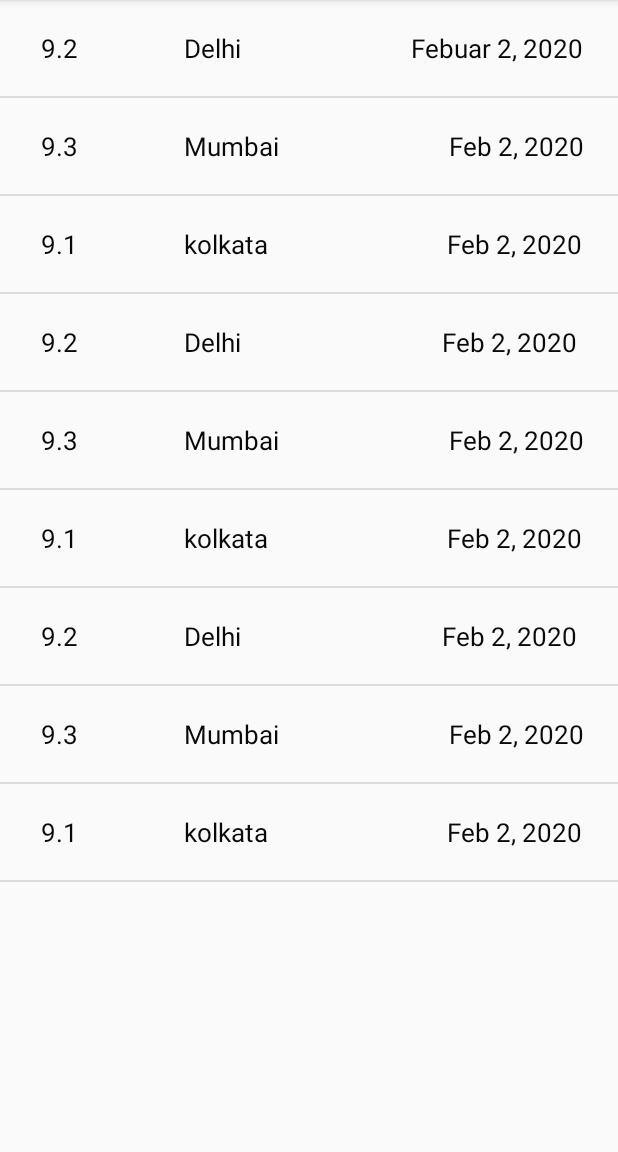
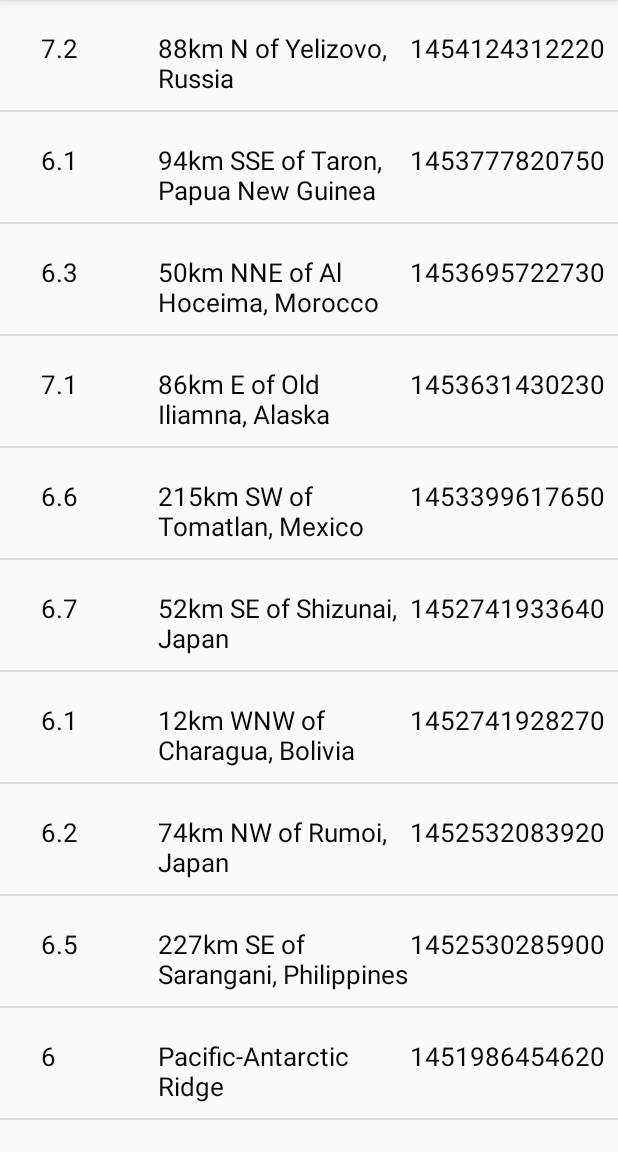
Before and after one commit to SamarpanDas/Instant-Earthquake-Tracker, an Android app: the screen it shows after launch (EarthquakeActivity), on a phone screen of 412 x 824 dp, the part 84-1236 px from its top. Run offline under Robolectric (Android 15) with nearby library versions, the phone set to English and light mode, and no system bars.

Commit message:
Parsed JSON response

```diff
--- a/app/src/main/java/com/example/android/quakereport/EarthquakeActivity.java
+++ b/app/src/main/java/com/example/android/quakereport/EarthquakeActivity.java
@@ -31,7 +31,9 @@ public class EarthquakeActivity extends AppCompatActivity {
         setContentView(R.layout.earthquake_activity);
 
         // Create a fake list of earthquake locations.
+        /*
         ArrayList<Input> earthquakes = new ArrayList<>();
+
         earthquakes.add(new Input(9.2,"Delhi", "Febuar 2, 2020"));
         earthquakes.add(new Input(9.3,"Mumbai", "Feb 2, 2020"));
         earthquakes.add(new Input(9.1,"kolkata", "Feb 2, 2020"));
@@ -41,6 +43,8 @@ public class EarthquakeActivity extends AppCompatActivity {
         earthquakes.add(new Input(9.2,"Delhi", "Feb 2, 2020"));
         earthquakes.add(new Input(9.3,"Mumbai", "Feb 2, 2020"));
         earthquakes.add(new Input(9.1,"kolkata", "Feb 2, 2020"));
+        */
+        ArrayList<Input> earthquakes = QueryUtils.extractEarthquakes();
 
 
         // Find a reference to the {@link ListView} in the layout
--- a/app/src/main/java/com/example/android/quakereport/Input.java
+++ b/app/src/main/java/com/example/android/quakereport/Input.java
@@ -1,18 +1,18 @@
 package com.example.android.quakereport;
 
 public class Input {
-    private double mMagnitude;
+    private String mMagnitude;
     private String mLocationName;
     private String mDate;
 
 
-    public Input(double vMagnitude, String vLocationName, String vDate) {
+    public Input(String vMagnitude, String vLocationName, String vDate) {
         mMagnitude = vMagnitude;
         mLocationName = vLocationName;
         mDate = vDate;
     }
 
-    public String getMagnitude() {return Double.toString(mMagnitude);}
+    public String getMagnitude() {return mMagnitude;}
     public String getLocationName() {
         return mLocationName;
     }
--- /dev/null
+++ b/app/src/main/java/com/example/android/quakereport/QueryUtils.java
@@ -0,0 +1,77 @@
+package com.example.android.quakereport;
+
+import android.util.Log;
+
+import org.json.JSONArray;
+import org.json.JSONObject;
+
+import java.util.ArrayList;
+
+public final class QueryUtils
+{
+
+
+    /** Sample JSON response for a USGS query */
+    private static final String SAMPLE_JSON_RESPONSE = "{\"type\":\"FeatureCollection\",\"metadata\":{\"generated\":1462295443000,\"url\":\"http://earthquake.usgs.gov/fdsnws/event/1/query?format=geojson&starttime=2016-01-01&endtime=2016-01-31&minmag=6&limit=10\",\"title\":\"USGS Earthquakes\",\"status\":200,\"api\":\"1.5.2\",\"limit\":10,\"offset\":1,\"count\":10},\"features\":[{\"type\":\"Feature\",\"properties\":{\"mag\":7.2,\"place\":\"88km N of Yelizovo, Russia\",\"time\":1454124312220,\"updated\":1460674294040,\"tz\":720,\"url\":\"http://earthquake.usgs.gov/earthquakes/eventpage/us20004vvx\",\"detail\":\"http://earthquake.usgs.gov/fdsnws/event/1/query?eventid=us20004vvx&format=geojson\",\"felt\":2,\"cdi\":3.4,\"mmi\":5.82,\"alert\":\"green\",\"status\":\"reviewed\",\"tsunami\":1,\"sig\":798,\"net\":\"us\",\"code\":\"20004vvx\",\"ids\":\",at00o1qxho,pt16030050,us20004vvx,gcmt20160130032510,\",\"sources\":\",at,pt,us,gcmt,\",\"types\":\",cap,dyfi,finite-fault,general-link,general-text,geoserve,impact-link,impact-text,losspager,moment-tensor,nearby-cities,origin,phase-data,shakemap,tectonic-summary,\",\"nst\":null,\"dmin\":0.958,\"rms\":1.19,\"gap\":17,\"magType\":\"mww\",\"type\":\"earthquake\",\"title\":\"M 7.2 - 88km N of Yelizovo, Russia\"},\"geometry\":{\"type\":\"Point\",\"coordinates\":[158.5463,53.9776,177]},\"id\":\"us20004vvx\"},\n" +
+            "{\"type\":\"Feature\",\"properties\":{\"mag\":6.1,\"place\":\"94km SSE of Taron, Papua New Guinea\",\"time\":1453777820750,\"updated\":1460156775040,\"tz\":600,\"url\":\"http://earthquake.usgs.gov/earthquakes/eventpage/us20004uks\",\"detail\":\"http://earthquake.usgs.gov/fdsnws/event/1/query?eventid=us20004uks&format=geojson\",\"felt\":null,\"cdi\":null,\"mmi\":4.1,\"alert\":\"green\",\"status\":\"reviewed\",\"tsunami\":1,\"sig\":572,\"net\":\"us\",\"code\":\"20004uks\",\"ids\":\",us20004uks,gcmt20160126031023,\",\"sources\":\",us,gcmt,\",\"types\":\",cap,geoserve,losspager,moment-tensor,nearby-cities,origin,phase-data,shakemap,tectonic-summary,\",\"nst\":null,\"dmin\":1.537,\"rms\":0.74,\"gap\":25,\"magType\":\"mww\",\"type\":\"earthquake\",\"title\":\"M 6.1 - 94km SSE of Taron, Papua New Guinea\"},\"geometry\":{\"type\":\"Point\",\"coordinates\":[153.2454,-5.2952,26]},\"id\":\"us20004uks\"},\n" +
+            "{\"type\":\"Feature\",\"properties\":{\"mag\":6.3,\"place\":\"50km NNE of Al Hoceima, Morocco\",\"time\":1453695722730,\"updated\":1460156773040,\"tz\":0,\"url\":\"http://earthquake.usgs.gov/earthquakes/eventpage/us10004gy9\",\"detail\":\"http://earthquake.usgs.gov/fdsnws/event/1/query?eventid=us10004gy9&format=geojson\",\"felt\":117,\"cdi\":7.2,\"mmi\":5.28,\"alert\":\"green\",\"status\":\"reviewed\",\"tsunami\":0,\"sig\":695,\"net\":\"us\",\"code\":\"10004gy9\",\"ids\":\",us10004gy9,gcmt20160125042203,\",\"sources\":\",us,gcmt,\",\"types\":\",cap,dyfi,geoserve,impact-text,losspager,moment-tensor,nearby-cities,origin,phase-data,shakemap,tectonic-summary,\",\"nst\":null,\"dmin\":2.201,\"rms\":0.92,\"gap\":20,\"magType\":\"mww\",\"type\":\"earthquake\",\"title\":\"M 6.3 - 50km NNE of Al Hoceima, Morocco\"},\"geometry\":{\"type\":\"Point\",\"coordinates\":[-3.6818,35.6493,12]},\"id\":\"us10004gy9\"},\n" +
+            "{\"type\":\"Feature\",\"properties\":{\"mag\":7.1,\"place\":\"86km E of Old Iliamna, Alaska\",\"time\":1453631430230,\"updated\":1460156770040,\"tz\":-540,\"url\":\"http://earthquake.usgs.gov/earthquakes/eventpage/us10004gqp\",\"detail\":\"http://earthquake.usgs.gov/fdsnws/event/1/query?eventid=us10004gqp&format=geojson\",\"felt\":1816,\"cdi\":7.2,\"mmi\":6.6,\"alert\":\"green\",\"status\":\"reviewed\",\"tsunami\":1,\"sig\":1496,\"net\":\"us\",\"code\":\"10004gqp\",\"ids\":\",at00o1gd6r,us10004gqp,ak12496371,gcmt20160124103030,\",\"sources\":\",at,us,ak,gcmt,\",\"types\":\",cap,dyfi,finite-fault,general-link,general-text,geoserve,impact-link,impact-text,losspager,moment-tensor,nearby-cities,origin,phase-data,shakemap,tectonic-summary,trump-origin,\",\"nst\":null,\"dmin\":0.72,\"rms\":2.11,\"gap\":19,\"magType\":\"mww\",\"type\":\"earthquake\",\"title\":\"M 7.1 - 86km E of Old Iliamna, Alaska\"},\"geometry\":{\"type\":\"Point\",\"coordinates\":[-153.4051,59.6363,129]},\"id\":\"us10004gqp\"},\n" +
+            "{\"type\":\"Feature\",\"properties\":{\"mag\":6.6,\"place\":\"215km SW of Tomatlan, Mexico\",\"time\":1453399617650,\"updated\":1459963829040,\"tz\":-420,\"url\":\"http://earthquake.usgs.gov/earthquakes/eventpage/us10004g4l\",\"detail\":\"http://earthquake.usgs.gov/fdsnws/event/1/query?eventid=us10004g4l&format=geojson\",\"felt\":11,\"cdi\":2.7,\"mmi\":3.92,\"alert\":\"green\",\"status\":\"reviewed\",\"tsunami\":1,\"sig\":673,\"net\":\"us\",\"code\":\"10004g4l\",\"ids\":\",at00o1bebo,pt16021050,us10004g4l,gcmt20160121180659,\",\"sources\":\",at,pt,us,gcmt,\",\"types\":\",cap,dyfi,geoserve,impact-link,impact-text,losspager,moment-tensor,nearby-cities,origin,phase-data,shakemap,tectonic-summary,\",\"nst\":null,\"dmin\":2.413,\"rms\":0.98,\"gap\":74,\"magType\":\"mww\",\"type\":\"earthquake\",\"title\":\"M 6.6 - 215km SW of Tomatlan, Mexico\"},\"geometry\":{\"type\":\"Point\",\"coordinates\":[-106.9337,18.8239,10]},\"id\":\"us10004g4l\"},\n" +
+            "{\"type\":\"Feature\",\"properties\":{\"mag\":6.7,\"place\":\"52km SE of Shizunai, Japan\",\"time\":1452741933640,\"updated\":1459304879040,\"tz\":540,\"url\":\"http://earthquake.usgs.gov/earthquakes/eventpage/us10004ebx\",\"detail\":\"http://earthquake.usgs.gov/fdsnws/event/1/query?eventid=us10004ebx&format=geojson\",\"felt\":51,\"cdi\":5.8,\"mmi\":6.45,\"alert\":\"green\",\"status\":\"reviewed\",\"tsunami\":1,\"sig\":720,\"net\":\"us\",\"code\":\"10004ebx\",\"ids\":\",us10004ebx,pt16014050,at00o0xauk,gcmt20160114032534,\",\"sources\":\",us,pt,at,gcmt,\",\"types\":\",associate,cap,dyfi,geoserve,impact-link,impact-text,losspager,moment-tensor,nearby-cities,origin,phase-data,shakemap,\",\"nst\":null,\"dmin\":0.281,\"rms\":0.98,\"gap\":22,\"magType\":\"mww\",\"type\":\"earthquake\",\"title\":\"M 6.7 - 52km SE of Shizunai, Japan\"},\"geometry\":{\"type\":\"Point\",\"coordinates\":[142.781,41.9723,46]},\"id\":\"us10004ebx\"},\n" +
+            "{\"type\":\"Feature\",\"properties\":{\"mag\":6.1,\"place\":\"12km WNW of Charagua, Bolivia\",\"time\":1452741928270,\"updated\":1459304879040,\"tz\":-240,\"url\":\"http://earthquake.usgs.gov/earthquakes/eventpage/us10004ebw\",\"detail\":\"http://earthquake.usgs.gov/fdsnws/event/1/query?eventid=us10004ebw&format=geojson\",\"felt\":3,\"cdi\":2.2,\"mmi\":2.21,\"alert\":\"green\",\"status\":\"reviewed\",\"tsunami\":0,\"sig\":573,\"net\":\"us\",\"code\":\"10004ebw\",\"ids\":\",us10004ebw,gcmt20160114032528,\",\"sources\":\",us,gcmt,\",\"types\":\",cap,dyfi,geoserve,impact-text,losspager,moment-tensor,nearby-cities,origin,phase-data,shakemap,tectonic-summary,\",\"nst\":null,\"dmin\":5.492,\"rms\":1.04,\"gap\":16,\"magType\":\"mww\",\"type\":\"earthquake\",\"title\":\"M 6.1 - 12km WNW of Charagua, Bolivia\"},\"geometry\":{\"type\":\"Point\",\"coordinates\":[-63.3288,-19.7597,582.56]},\"id\":\"us10004ebw\"},\n" +
+            "{\"type\":\"Feature\",\"properties\":{\"mag\":6.2,\"place\":\"74km NW of Rumoi, Japan\",\"time\":1452532083920,\"updated\":1459304875040,\"tz\":540,\"url\":\"http://earthquake.usgs.gov/earthquakes/eventpage/us10004djn\",\"detail\":\"http://earthquake.usgs.gov/fdsnws/event/1/query?eventid=us10004djn&format=geojson\",\"felt\":8,\"cdi\":3.4,\"mmi\":3.74,\"alert\":\"green\",\"status\":\"reviewed\",\"tsunami\":0,\"sig\":594,\"net\":\"us\",\"code\":\"10004djn\",\"ids\":\",us10004djn,gcmt20160111170803,\",\"sources\":\",us,gcmt,\",\"types\":\",cap,dyfi,geoserve,impact-text,losspager,moment-tensor,nearby-cities,origin,phase-data,shakemap,tectonic-summary,\",\"nst\":null,\"dmin\":1.139,\"rms\":0.96,\"gap\":33,\"magType\":\"mww\",\"type\":\"earthquake\",\"title\":\"M 6.2 - 74km NW of Rumoi, Japan\"},\"geometry\":{\"type\":\"Point\",\"coordinates\":[141.0867,44.4761,238.81]},\"id\":\"us10004djn\"},\n" +
+            "{\"type\":\"Feature\",\"properties\":{\"mag\":6.5,\"place\":\"227km SE of Sarangani, Philippines\",\"time\":1452530285900,\"updated\":1459304874040,\"tz\":480,\"url\":\"http://earthquake.usgs.gov/earthquakes/eventpage/us10004dj5\",\"detail\":\"http://earthquake.usgs.gov/fdsnws/event/1/query?eventid=us10004dj5&format=geojson\",\"felt\":1,\"cdi\":2.7,\"mmi\":7.5,\"alert\":\"green\",\"status\":\"reviewed\",\"tsunami\":1,\"sig\":650,\"net\":\"us\",\"code\":\"10004dj5\",\"ids\":\",at00o0srjp,pt16011050,us10004dj5,gcmt20160111163807,\",\"sources\":\",at,pt,us,gcmt,\",\"types\":\",cap,dyfi,geoserve,impact-link,impact-text,losspager,moment-tensor,nearby-cities,origin,phase-data,shakemap,tectonic-summary,\",\"nst\":null,\"dmin\":3.144,\"rms\":0.72,\"gap\":22,\"magType\":\"mww\",\"type\":\"earthquake\",\"title\":\"M 6.5 - 227km SE of Sarangani, Philippines\"},\"geometry\":{\"type\":\"Point\",\"coordinates\":[126.8621,3.8965,13]},\"id\":\"us10004dj5\"},\n" +
+            "{\"type\":\"Feature\",\"properties\":{\"mag\":6,\"place\":\"Pacific-Antarctic Ridge\",\"time\":1451986454620,\"updated\":1459202978040,\"tz\":-540,\"url\":\"http://earthquake.usgs.gov/earthquakes/eventpage/us10004bgk\",\"detail\":\"http://earthquake.usgs.gov/fdsnws/event/1/query?eventid=us10004bgk&format=geojson\",\"felt\":0,\"cdi\":1,\"mmi\":0,\"alert\":\"green\",\"status\":\"reviewed\",\"tsunami\":0,\"sig\":554,\"net\":\"us\",\"code\":\"10004bgk\",\"ids\":\",us10004bgk,gcmt20160105093415,\",\"sources\":\",us,gcmt,\",\"types\":\",cap,dyfi,geoserve,losspager,moment-tensor,nearby-cities,origin,phase-data,shakemap,\",\"nst\":null,\"dmin\":30.75,\"rms\":0.67,\"gap\":71,\"magType\":\"mww\",\"type\":\"earthquake\",\"title\":\"M 6.0 - Pacific-Antarctic Ridge\"},\"geometry\":{\"type\":\"Point\",\"coordinates\":[-136.2603,-54.2906,10]},\"id\":\"us10004bgk\"}],\"bbox\":[-153.4051,-54.2906,10,158.5463,59.6363,582.56]}";
+
+    /**
+     * Create a private constructor because no one should ever create a {@link QueryUtils} object.
+     * This class is only meant to hold static variables and methods, which can be accessed
+     * directly from the class name QueryUtils (and an object instance of QueryUtils is not needed).
+     */
+    private QueryUtils() {
+    }
+
+    /**
+     * Return a list of {@link Input} objects that has been built up from
+     * parsing a JSON response.
+     */
+    public static ArrayList<Input> extractEarthquakes() {
+
+        // Create an empty ArrayList that we can start adding earthquakes to
+        ArrayList<Input> earthquakes = new ArrayList<>();
+
+        // Try to parse the SAMPLE_JSON_RESPONSE. If there's a problem with the way the JSON
+        // is formatted, a JSONException exception object will be thrown.
+        // Catch the exception so the app doesn't crash, and print the error message to the logs.
+        try {
+
+            // TODO: Parse the response given by the SAMPLE_JSON_RESPONSE string and
+            // build up a list of Earthquake objects with the corresponding data.
+
+            JSONObject jsonObj = new JSONObject(SAMPLE_JSON_RESPONSE);
+
+            JSONArray features = jsonObj.getJSONArray("features");
+
+            for(int i = 0; i < features.length(); i++){
+                JSONObject c = features.getJSONObject(i);
+                JSONObject properties = c.getJSONObject("properties");
+                String mag = properties.getString("mag");
+                String place = properties.getString("place");
+                String time = properties.getString("time");
+
+                earthquakes.add(new Input(mag, place, time));
+
+
+            }
+
+        } catch (Exception e) {
+            // If an error is thrown when executing any of the above statements in the "try" block,
+            // catch the exception here, so the app doesn't crash. Print a log message
+            // with the message from the exception.
+            Log.e("QueryUtils", "Problem parsing the earthquake JSON results", e);
+        }
+
+        // Return the list of earthquakes
+        return earthquakes;
+    }
+}
--- a/app/src/main/res/layout/list_item.xml
+++ b/app/src/main/res/layout/list_item.xml
@@ -11,7 +11,7 @@
 
     <TextView
         android:id="@+id/magnitudeTextView"
-        android:layout_width="95dp"
+        android:layout_width="78dp"
         android:layout_height="wrap_content"
         android:layout_weight="0"
         android:text="9.2"
@@ -20,9 +20,11 @@
 
     <TextView
         android:id="@+id/locationTextView"
-        android:layout_width="wrap_content"
+        android:layout_width="160dp"
         android:layout_height="wrap_content"
         android:layout_weight="1"
+        android:paddingBottom="1dp"
+        android:password="false"
         android:text="San Francisco"
         android:textColor="#090909"
         android:textSize="17sp" />
@@ -31,7 +33,7 @@
         android:id="@+id/dateTextView"
         android:layout_width="wrap_content"
         android:layout_height="wrap_content"
-        android:layout_weight=".2"
+        android:layout_weight="1"
         android:gravity="left"
         android:text="Feb 2, 2020"
         android:textColor="#090909"
```
